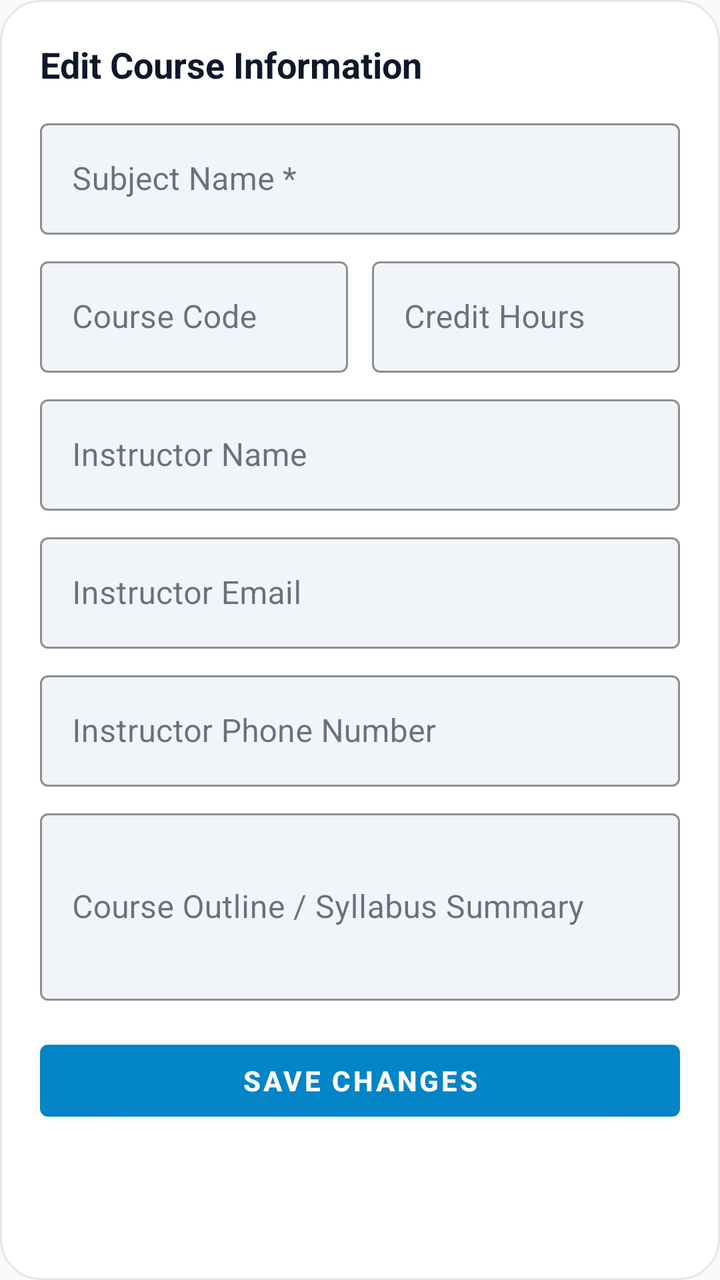
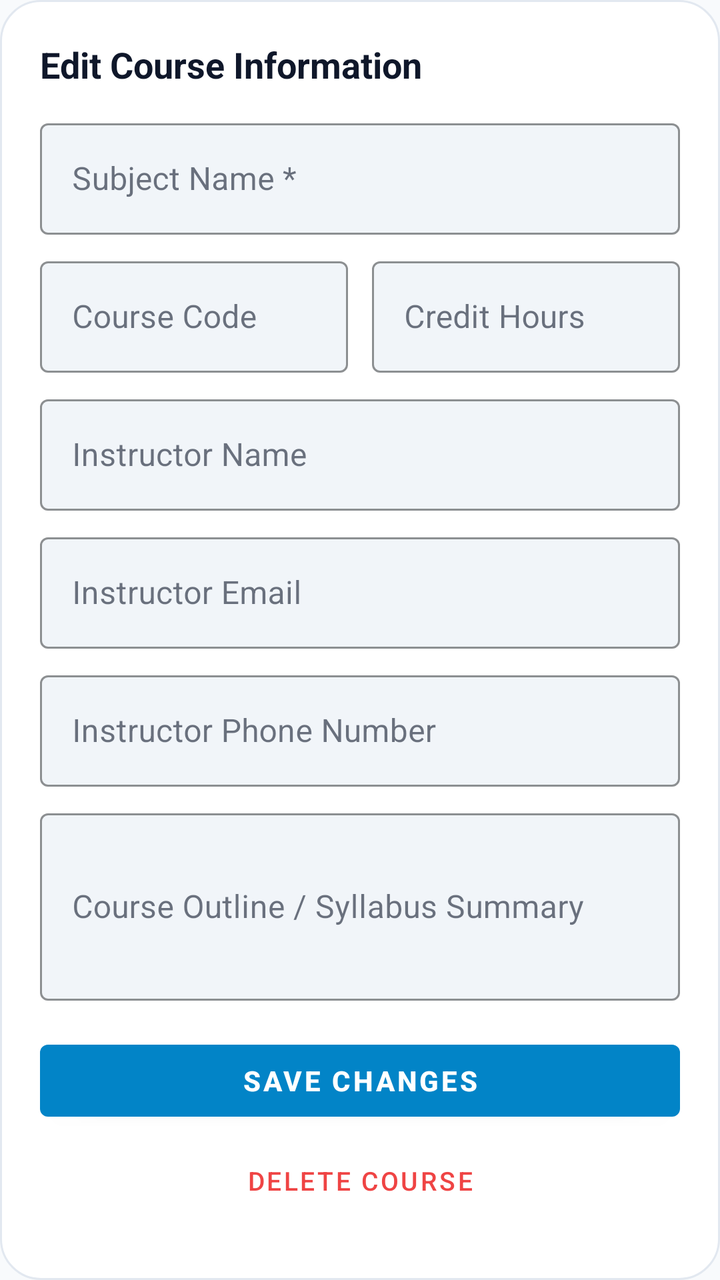

Two renders of the same Android screen: before a commit and after it. Below are the layout's source before the change and the commit's diff.
<!-- AndroidManifest.xml: application theme Theme.LifeSync -->
<!-- res/layout/dialog_edit_subject.xml -->
<?xml version="1.0" encoding="utf-8"?>
<LinearLayout xmlns:android="http://schemas.android.com/apk/res/android"
    xmlns:app="http://schemas.android.com/apk/res-auto"
    android:layout_width="match_parent"
    android:layout_height="wrap_content"
    android:background="@drawable/bg_dialog_glass"
    android:orientation="vertical"
    android:padding="20dp">

    <TextView
        android:layout_width="wrap_content"
        android:layout_height="wrap_content"
        android:text="Edit Course Information"
        android:textColor="@color/text_primary"
        android:textSize="18sp"
        android:textStyle="bold" />

    <com.google.android.material.textfield.TextInputLayout
        style="@style/Widget.MaterialComponents.TextInputLayout.OutlinedBox"
        android:layout_width="match_parent"
        android:layout_height="wrap_content"
        android:layout_marginTop="12dp"
        app:boxBackgroundColor="@color/surface_variant"
        app:boxStrokeColor="@color/card_stroke_bright"
        android:hint="Subject Name *">

        <com.google.android.material.textfield.TextInputEditText
            android:id="@+id/etEditSubjectName"
            android:layout_width="match_parent"
            android:layout_height="wrap_content"
            android:textColor="?attr/colorOnSurface"
            android:textColorHint="?android:attr/textColorSecondary"
            android:inputType="textCapWords" />
    </com.google.android.material.textfield.TextInputLayout>

    <LinearLayout
        android:layout_width="match_parent"
        android:layout_height="wrap_content"
        android:layout_marginTop="8dp"
        android:orientation="horizontal">

        <com.google.android.material.textfield.TextInputLayout
            style="@style/Widget.MaterialComponents.TextInputLayout.OutlinedBox"
            android:layout_width="0dp"
            android:layout_height="wrap_content"
            android:layout_marginEnd="6dp"
            android:layout_weight="1"
            app:boxBackgroundColor="@color/surface_variant"
            app:boxStrokeColor="@color/card_stroke_bright"
            android:hint="Course Code">

            <com.google.android.material.textfield.TextInputEditText
                android:id="@+id/etEditSubjectCode"
                android:layout_width="match_parent"
                android:layout_height="wrap_content"
                android:textColor="?attr/colorOnSurface"
                android:textColorHint="?android:attr/textColorSecondary"
                android:inputType="textCapCharacters" />
        </com.google.android.material.textfield.TextInputLayout>

        <com.google.android.material.textfield.TextInputLayout
            style="@style/Widget.MaterialComponents.TextInputLayout.OutlinedBox"
            android:layout_width="0dp"
            android:layout_height="wrap_content"
            android:layout_marginStart="6dp"
            android:layout_weight="1"
            app:boxBackgroundColor="@color/surface_variant"
            app:boxStrokeColor="@color/card_stroke_bright"
            android:hint="Credit Hours">

            <com.google.android.material.textfield.TextInputEditText
                android:id="@+id/etEditSubjectCredits"
                android:layout_width="match_parent"
                android:layout_height="wrap_content"
                android:textColor="?attr/colorOnSurface"
                android:textColorHint="?android:attr/textColorSecondary"
                android:inputType="number" />
        </com.google.android.material.textfield.TextInputLayout>
    </LinearLayout>

    <com.google.android.material.textfield.TextInputLayout
        style="@style/Widget.MaterialComponents.TextInputLayout.OutlinedBox"
        android:layout_width="match_parent"
        android:layout_height="wrap_content"
        android:layout_marginTop="8dp"
        app:boxBackgroundColor="@color/surface_variant"
        app:boxStrokeColor="@color/card_stroke_bright"
        android:hint="Instructor Name">

        <com.google.android.material.textfield.TextInputEditText
            android:id="@+id/etEditSubjectInstructor"
            android:layout_width="match_parent"
            android:layout_height="wrap_content"
            android:textColor="?attr/colorOnSurface"
            android:textColorHint="?android:attr/textColorSecondary"
            android:inputType="textPersonName" />
    </com.google.android.material.textfield.TextInputLayout>

    <com.google.android.material.textfield.TextInputLayout
        style="@style/Widget.MaterialComponents.TextInputLayout.OutlinedBox"
        android:layout_width="match_parent"
        android:layout_height="wrap_content"
        android:layout_marginTop="8dp"
        app:boxBackgroundColor="@color/surface_variant"
        app:boxStrokeColor="@color/card_stroke_bright"
        android:hint="Instructor Email">

        <com.google.android.material.textfield.TextInputEditText
            android:id="@+id/etEditSubjectEmail"
            android:layout_width="match_parent"
            android:layout_height="wrap_content"
            android:textColor="?attr/colorOnSurface"
            android:textColorHint="?android:attr/textColorSecondary"
            android:inputType="textEmailAddress" />
    </com.google.android.material.textfield.TextInputLayout>

    <com.google.android.material.textfield.TextInputLayout
        android:id="@+id/tilEditSubjectPhone"
        style="@style/Widget.MaterialComponents.TextInputLayout.OutlinedBox"
        android:layout_width="match_parent"
        android:layout_height="wrap_content"
        android:layout_marginTop="8dp"
        app:boxBackgroundColor="@color/surface_variant"
        app:boxStrokeColor="@color/card_stroke_bright"
        android:hint="Instructor Phone Number">

        <com.google.android.material.textfield.TextInputEditText
            android:id="@+id/etEditSubjectPhone"
            android:layout_width="match_parent"
            android:layout_height="wrap_content"
            android:textColor="?attr/colorOnSurface"
            android:textColorHint="?android:attr/textColorSecondary"
            android:inputType="phone" />
    </com.google.android.material.textfield.TextInputLayout>

    <com.google.android.material.textfield.TextInputLayout
        style="@style/Widget.MaterialComponents.TextInputLayout.OutlinedBox"
        android:layout_width="match_parent"
        android:layout_height="wrap_content"
        android:layout_marginTop="8dp"
        app:boxBackgroundColor="@color/surface_variant"
        app:boxStrokeColor="@color/card_stroke_bright"
        android:hint="Course Outline / Syllabus Summary">

        <com.google.android.material.textfield.TextInputEditText
            android:id="@+id/etEditSubjectSyllabus"
            android:layout_width="match_parent"
            android:layout_height="wrap_content"
            android:textColor="?attr/colorOnSurface"
            android:textColorHint="?android:attr/textColorSecondary"
            android:inputType="textMultiLine"
            android:lines="3" />
    </com.google.android.material.textfield.TextInputLayout>

    <com.google.android.material.button.MaterialButton
        android:id="@+id/btnSaveEditSubject"
        android:layout_width="match_parent"
        android:layout_height="48dp"
        android:layout_marginTop="16dp"
        android:text="Save Changes"
        android:textSize="14sp"
        android:textStyle="bold" />

</LinearLayout>
<!-- resources referenced by this layout -->
<resources>
  <color name="card_stroke_bright">#CBD5E1</color>
  <color name="surface_variant">#F1F5F9</color>
  <color name="text_primary">#0F172A</color>
  <!-- drawable bg_dialog_glass (drawable) -->
  <?xml version="1.0" encoding="utf-8"?>
  <shape xmlns:android="http://schemas.android.com/apk/res/android"
      android:shape="rectangle">
      <corners android:radius="20dp" />
      <solid android:color="@color/surface" />
      <stroke
          android:width="1dp"
          android:color="@color/card_stroke" />
  </shape>
  <style name="Theme.LifeSync" parent="Theme.MaterialComponents.DayNight.NoActionBar">
          <item name="colorPrimary">@color/primary</item>
          <item name="colorPrimaryVariant">@color/primary_variant</item>
          <item name="colorOnPrimary">@color/on_primary</item>
          <item name="colorSecondary">@color/secondary</item>
          <item name="colorSecondaryVariant">@color/secondary_variant</item>
          <item name="colorOnSecondary">@color/on_secondary</item>
          <item name="colorSurface">@color/surface</item>
          <item name="colorOnSurface">@color/text_primary</item>
          <item name="colorOnBackground">@color/text_primary</item>
          <item name="colorOnSurfaceVariant">@color/text_secondary</item>
          <item name="colorOutline">@color/text_secondary</item>
          <item name="android:colorBackground">@color/background</item>
          <item name="android:windowBackground">@color/background</item>
          <item name="android:textColorPrimary">@color/text_primary</item>
          <item name="android:textColorSecondary">@color/text_secondary</item>
          <item name="android:statusBarColor">@color/background</item>
          <item name="android:windowLightStatusBar">true</item>
          <item name="android:navigationBarColor">@color/background</item>
          <item name="materialCardViewStyle">@style/CardElevationRounded</item>
          <item name="android:textViewStyle">@style/DuoRhythmTextView</item>
          <item name="android:editTextStyle">@style/DuoRhythmEditText</item>
          <item name="editTextStyle">@style/DuoRhythmEditText</item>
      </style>
  <color name="surface">#FFFFFF</color>
  <color name="card_stroke">#E2E8F0</color>
  <color name="primary">#0284C7</color>
  <color name="primary_variant">#0369A1</color>
  <color name="on_primary">#FFFFFF</color>
  <color name="secondary">#7C3AED</color>
  <color name="secondary_variant">#6D28D9</color>
  <color name="on_secondary">#FFFFFF</color>
  <color name="text_secondary">#64748B</color>
  <color name="background">#F8FAFC</color>
  <style name="CardElevationRounded" parent="Widget.MaterialComponents.CardView">
          <item name="cardCornerRadius">22dp</item>
          <item name="cardElevation">2dp</item>
          <item name="strokeWidth">1dp</item>
          <item name="strokeColor">@color/card_stroke</item>
          <item name="cardBackgroundColor">@color/surface_card</item>
      </style>
  <style name="DuoRhythmTextView" parent="android:Widget.TextView">
          <item name="android:lineSpacingExtra">2dp</item>
          <item name="android:fontFamily">sans-serif</item>
          <item name="android:includeFontPadding">true</item>
      </style>
  <style name="DuoRhythmEditText" parent="android:Widget.EditText">
          <item name="android:lineSpacingExtra">2dp</item>
          <item name="android:fontFamily">sans-serif</item>
          <item name="android:includeFontPadding">true</item>
          <item name="android:textColor">@color/text_primary</item>
          <item name="android:textColorHint">@color/text_secondary</item>
      </style>
  <color name="surface_card">#FFFFFF</color>
</resources>

<!-- the commit's change to res/layout/dialog_edit_subject.xml (unified diff, before → after) -->
@@ -161,4 +161,14 @@
         android:textSize="14sp"
         android:textStyle="bold" />
 
+    <com.google.android.material.button.MaterialButton
+        android:id="@+id/btnDeleteSubject"
+        style="@style/Widget.MaterialComponents.Button.TextButton"
+        android:layout_width="match_parent"
+        android:layout_height="44dp"
+        android:layout_marginTop="4dp"
+        android:text="Delete Course"
+        android:textColor="@color/expense_red"
+        android:textSize="13sp" />
+
 </LinearLayout>
<!-- resource entries referenced after the edit -->
@@ -1,6 +1,7 @@
 <!-- resources referenced by this layout -->
 <resources>
   <color name="card_stroke_bright">#CBD5E1</color>
+  <color name="expense_red">#EF4444</color>
   <color name="surface_variant">#F1F5F9</color>
   <color name="text_primary">#0F172A</color>
   <!-- drawable bg_dialog_glass (drawable) -->
